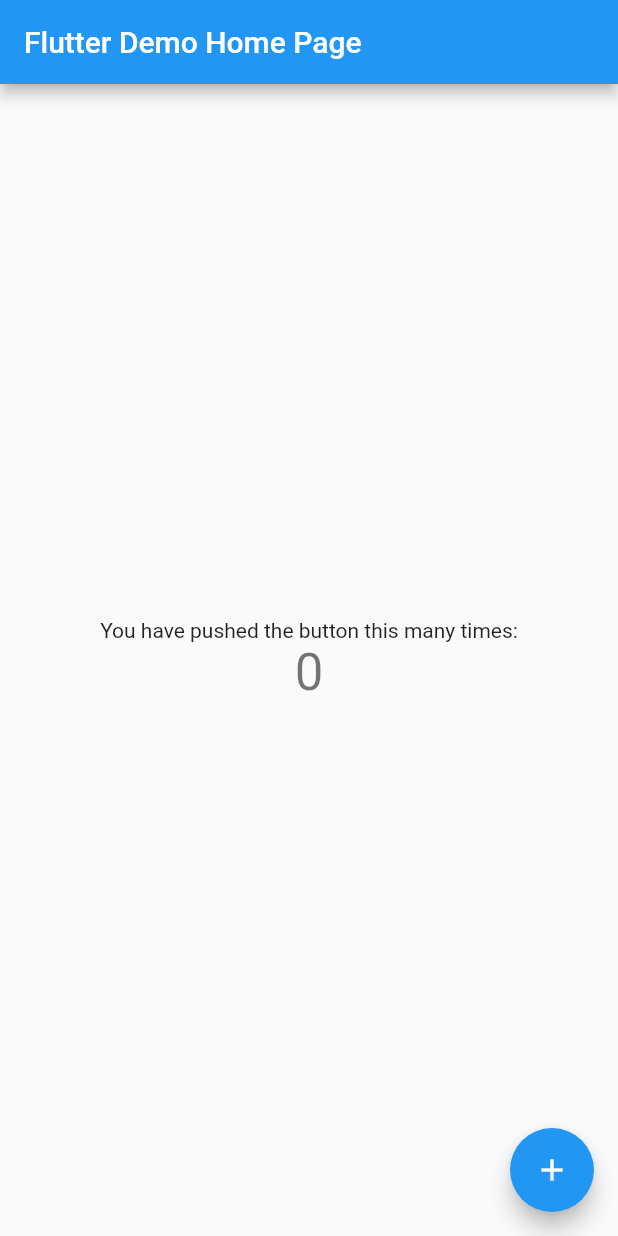
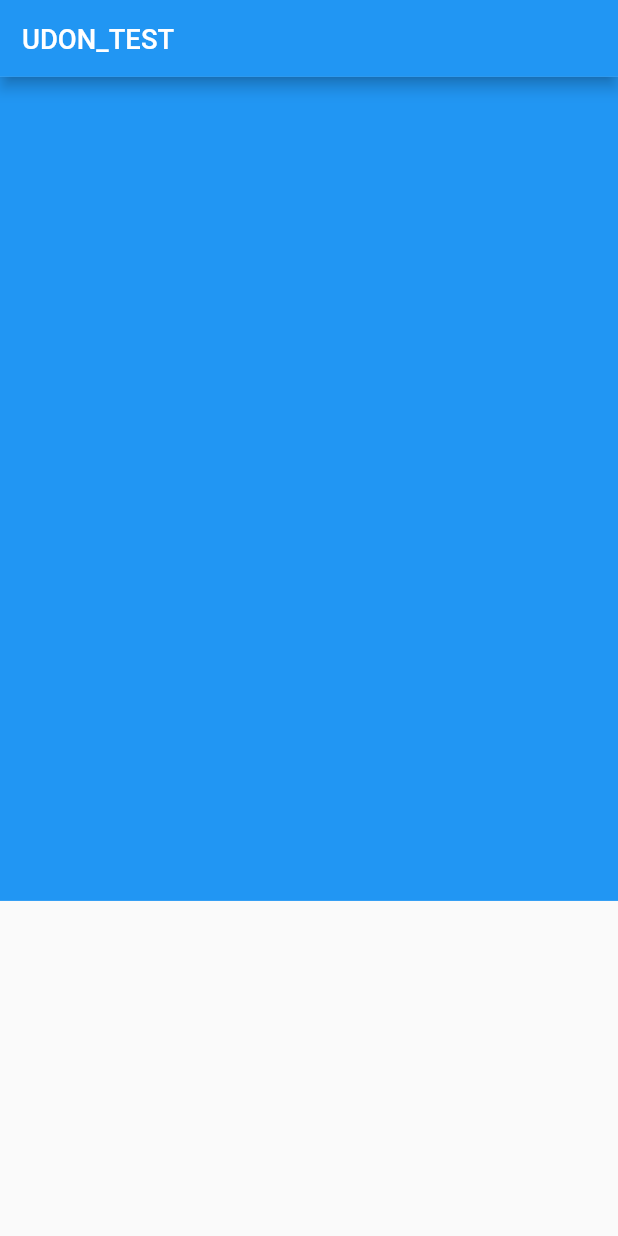
Before and after one commit to glowisn/udon_web_test, a Flutter app: the screen it shows after launch, on a phone screen of 412 x 824 dp. Run offline on Flutter 3.47's test engine with Material 2 defaults, Android fonts, the light colour scheme and no system bars; our stand-ins replace responsive_framework.

Commit message:
responsive

```diff
--- a/lib/main.dart
+++ b/lib/main.dart
@@ -1,4 +1,5 @@
 import 'package:flutter/material.dart';
+import 'package:responsive_framework/responsive_framework.dart';
 
 void main() {
   runApp(const MyApp());
@@ -10,19 +11,32 @@
   @override
   Widget build(BuildContext context) {
     return MaterialApp(
-      title: 'Flutter Demo',
-      theme: ThemeData(
-        primarySwatch: Colors.blue,
-      ),
-      home: const MyHomePage(title: 'Flutter Demo Home Page'),
+      builder: ((context, child) {
+        return ResponsiveWrapper.builder(
+          BouncingScrollWrapper.builder(context, child!),
+          maxWidth: 1200,
+          minWidth: 450,
+          defaultScale: true,
+          breakpoints: [
+            const ResponsiveBreakpoint.resize(450, name: MOBILE),
+            const ResponsiveBreakpoint.autoScale(800, name: TABLET),
+            const ResponsiveBreakpoint.autoScale(1000, name: TABLET),
+            const ResponsiveBreakpoint.resize(1200, name: DESKTOP),
+            const ResponsiveBreakpoint.autoScale(2460, name: "4K"),
+          ],
+          background: Container(color: const Color(0xFFF5F5F5)),
+        );
+      }),
+      routes: <String, WidgetBuilder>{
+        '/': ((context) => MyHomePage()),
+      },
+      initialRoute: '/',
     );
   }
 }
 
 class MyHomePage extends StatefulWidget {
-  const MyHomePage({super.key, required this.title});
-
-  final String title;
+  const MyHomePage({super.key});
 
   @override
   State<MyHomePage> createState() => _MyHomePageState();
@@ -40,28 +54,13 @@
   @override
   Widget build(BuildContext context) {
     return Scaffold(
-      appBar: AppBar(
-        title: Text(widget.title),
-      ),
-      body: Center(
-        child: Column(
-          mainAxisAlignment: MainAxisAlignment.center,
-          children: <Widget>[
-            const Text(
-              'You have pushed the button this many times:',
-            ),
-            Text(
-              '$_counter',
-              style: Theme.of(context).textTheme.headline4,
-            ),
-          ],
+        appBar: AppBar(
+          title: Text("UDON_TEST"),
         ),
-      ),
-      floatingActionButton: FloatingActionButton(
-        onPressed: _incrementCounter,
-        tooltip: 'Increment',
-        child: const Icon(Icons.add),
-      ),
-    );
+        body: Container(
+          color: Colors.blue,
+          width: 600,
+          height: 600,
+        ));
   }
 }
--- a/pubspec.yaml
+++ b/pubspec.yaml
@@ -36,6 +36,7 @@
   # The following adds the Cupertino Icons font to your application.
   # Use with the CupertinoIcons class for iOS style icons.
   cupertino_icons: ^1.0.2
+  responsive_framework: ^0.2.0
 
 dev_dependencies:
   flutter_test:
```
Also changed, not shown: pubspec.lock.
